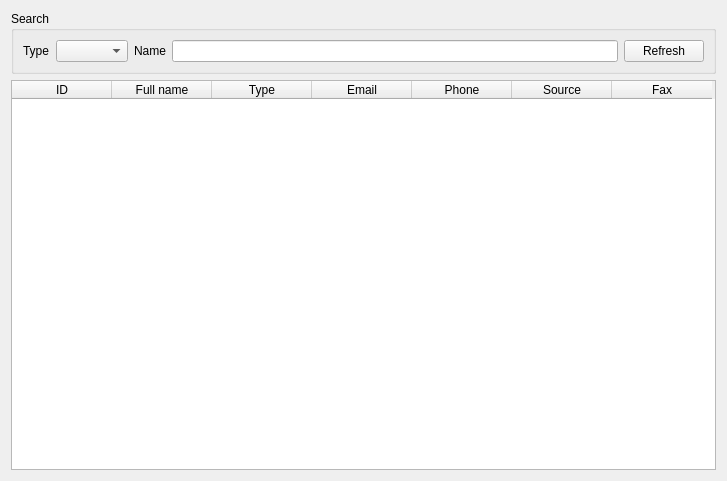
This is CRMBaseModule/customerdatawidget.ui in torgcrm/TorgCRM-QtClient as Qt 5 draws it before an edit. The edited form follows.
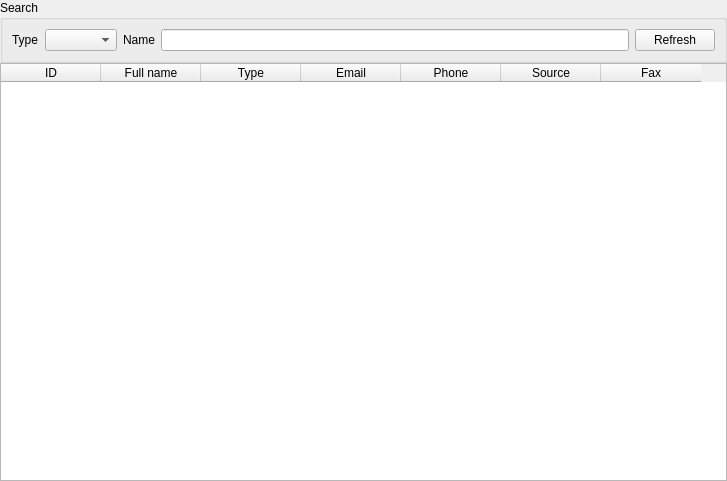
This is the edited form.

Commit message: Change layout spacing on customer data widget

What changed in the file:
```diff
--- a/CRMBaseModule/customerdatawidget.ui
+++ b/CRMBaseModule/customerdatawidget.ui
@@ -14,6 +14,21 @@
    <string>Form</string>
   </property>
   <layout class="QVBoxLayout" name="verticalLayout_2">
+   <property name="spacing">
+    <number>0</number>
+   </property>
+   <property name="leftMargin">
+    <number>0</number>
+   </property>
+   <property name="topMargin">
+    <number>0</number>
+   </property>
+   <property name="rightMargin">
+    <number>0</number>
+   </property>
+   <property name="bottomMargin">
+    <number>0</number>
+   </property>
    <item>
     <widget class="QGroupBox" name="customerDataSearchGroup">
      <property name="title">
```
The commit also changes 1 other file.
